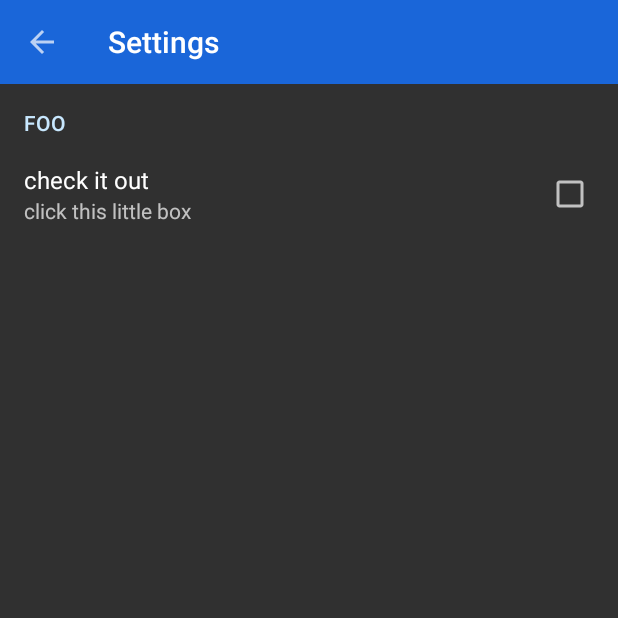
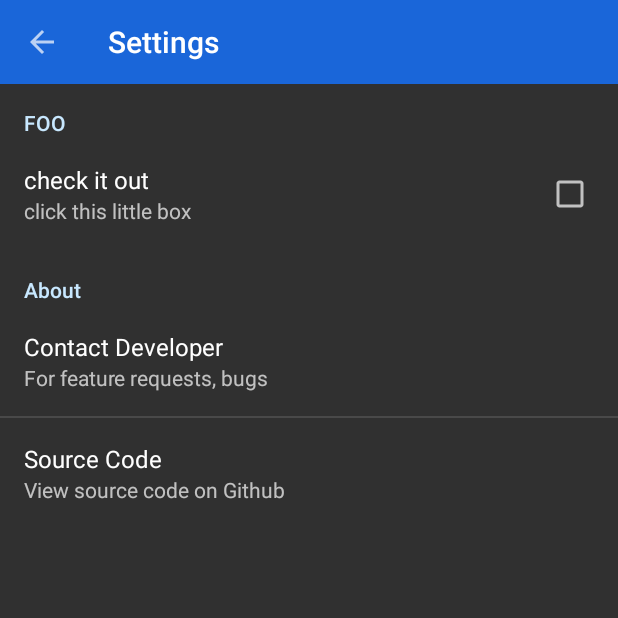
Before and after one commit to kaozgamer/FinalGradeCalculator, an Android app: the screen it shows after launch (SettingActivity), in the options menu, after a tap on "Settings", on a phone screen of 412 x 824 dp, the top half of it. Run offline under Robolectric (Android 15) with nearby library versions, the phone set to English and light mode, and no system bars; libraries missing offline, so code that uses them is left out: com.melnykov.fab, uk.co.deanwild; 4 statements that could not run were skipped.

Commit message:
Added option to contact developer in the settings.

```diff
--- a/app/src/main/res/xml/fragment_setting.xml
+++ b/app/src/main/res/xml/fragment_setting.xml
@@ -9,4 +9,22 @@
             android:summary="click this little box" />
 
     </PreferenceCategory>
+
+    <PreferenceCategory android:title="About">
+
+        <Preference
+            android:key="pref_contact_dev"
+            android:title="Contact Developer"
+            android:summary="For feature requests, bugs"></Preference>
+
+        <Preference
+            android:key="pref_about"
+            android:title="Source Code"
+            android:summary="View source code on Github">
+            <intent
+                android:action="android.intent.action.VIEW"
+                android:data="https://github.com/kaozgamer/GradeCalculator" />
+        </Preference>
+
+    </PreferenceCategory>
 </PreferenceScreen>
```
Also changed, not shown: app/src/main/java/com/thunderboltsoft/finalgradecalculator/fragments/SettingFragment.java (+17 -0 lines).
